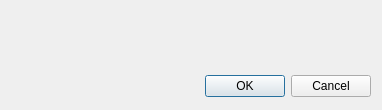
Old version of the form mscore/share/plugins/musescore.com/ui/authorize_dialog.ui in the repository musescore/musescore-old.
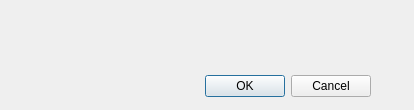
New version of the form.

Patch:
```diff
--- a/mscore/share/plugins/musescore.com/ui/authorize_dialog.ui
+++ b/mscore/share/plugins/musescore.com/ui/authorize_dialog.ui
@@ -6,7 +6,7 @@
    <rect>
     <x>0</x>
     <y>0</y>
-    <width>382</width>
+    <width>414</width>
     <height>110</height>
    </rect>
   </property>
@@ -35,9 +35,9 @@
   <widget class="QLabel" name="label">
    <property name="geometry">
     <rect>
-     <x>20</x>
+     <x>10</x>
      <y>10</y>
-     <width>350</width>
+     <width>391</width>
      <height>31</height>
     </rect>
    </property>
```
